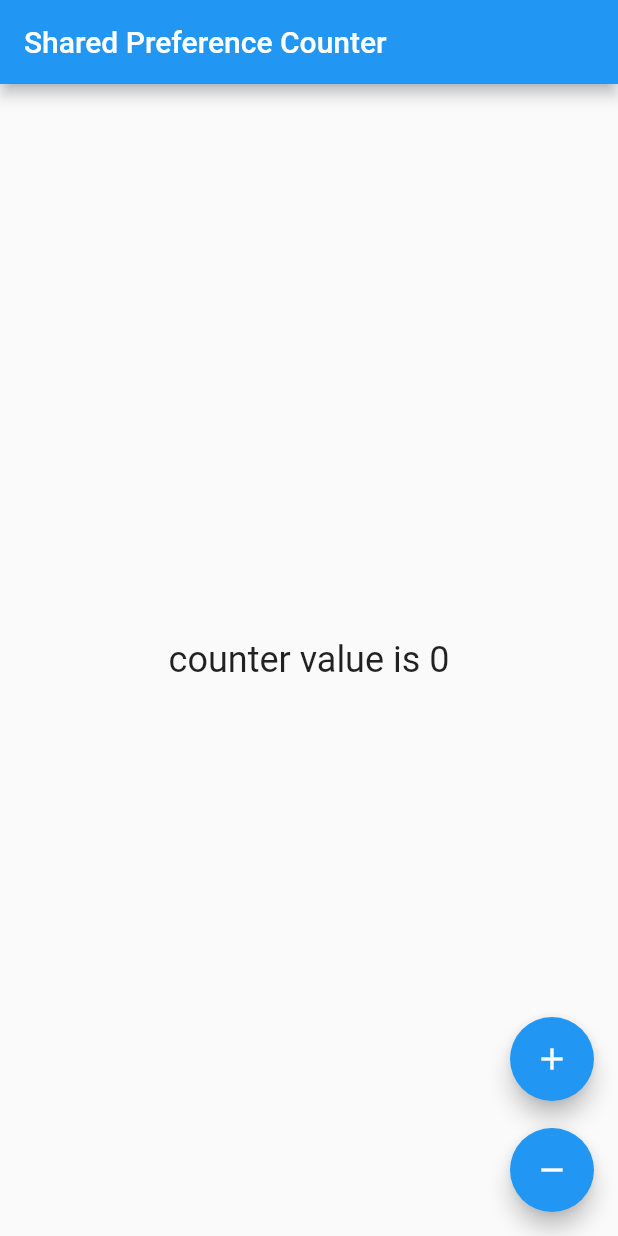
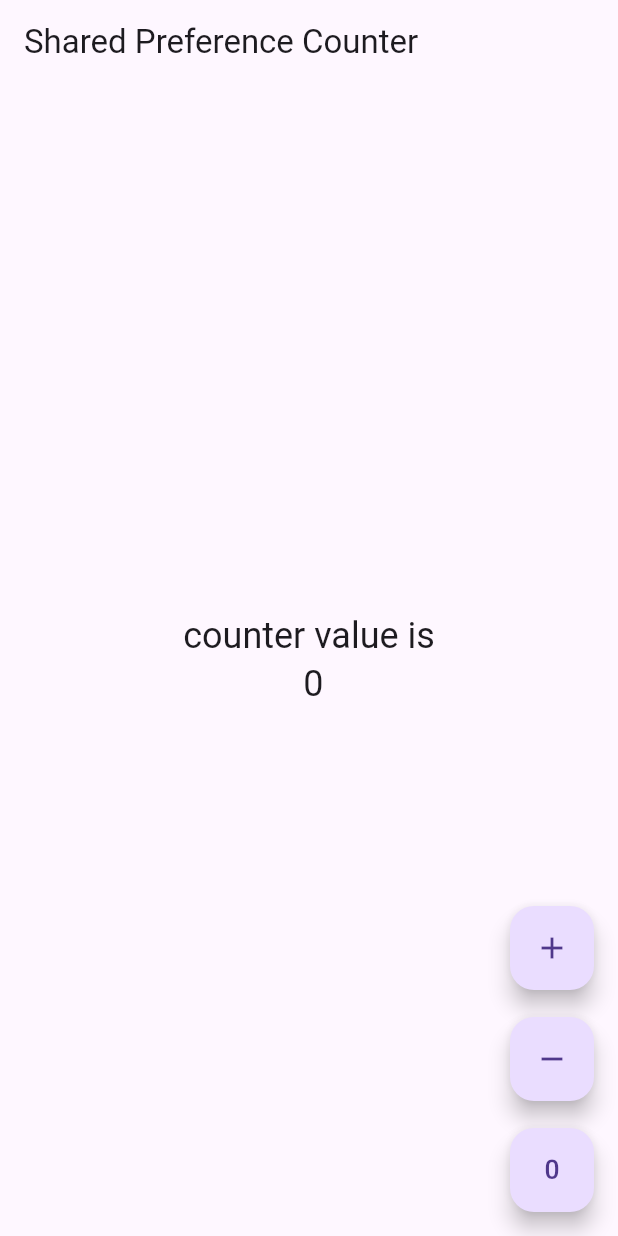
Before and after one commit to Jalambo-Dev/shared_preferences_flutter_tutorial, a Flutter app: the screen it shows after launch, on a phone screen of 412 x 824 dp. Run offline on Flutter 3.47's test engine with Material 3 defaults, Android fonts, the phone set to English and light mode, and no system bars.

Commit message:
Enhance CounterScreen UI by adding reset functionality and improving text alignment

```diff
--- a/counter_with_shared_pref/lib/counter_screen.dart
+++ b/counter_with_shared_pref/lib/counter_screen.dart
@@ -18,8 +18,9 @@ class _CounterScreenState extends State<CounterScreen> {
       ),
       body: Center(
         child: Text(
-          'counter value is $_counter',
+          'counter value is \n $_counter',
           style: Theme.of(context).textTheme.headlineSmall,
+          textAlign: TextAlign.center,
         ),
       ),
       floatingActionButton: Column(
@@ -33,6 +34,10 @@ class _CounterScreenState extends State<CounterScreen> {
           FloatingActionButton(
             onPressed: _decrementCounter,
             child: const Icon(Icons.remove),
+          ),
+          FloatingActionButton(
+            onPressed: _resetCounter,
+            child: const Icon(Icons.exposure_zero),
           ),
         ],
       ),
@@ -50,4 +55,10 @@ class _CounterScreenState extends State<CounterScreen> {
       _counter--;
     });
   }
+
+  void _resetCounter() {
+    setState(() {
+      _counter = 0;
+    });
+  }
 }
--- a/counter_with_shared_pref/lib/main.dart
+++ b/counter_with_shared_pref/lib/main.dart
@@ -11,9 +11,6 @@ class MyApp extends StatelessWidget {
   @override
   Widget build(BuildContext context) {
     return MaterialApp(
-      theme: ThemeData(
-        useMaterial3: false,
-      ),
       home: const CounterScreen(),
     );
   }
```
